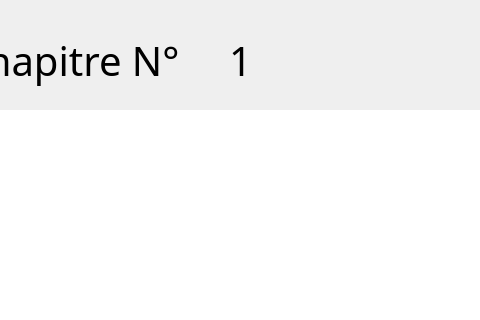
Above: Chapitre.ui from 2132555-guyollotclement/clementguyollot_francispayan_projet before the change; both pictures show x 425 to 905 and y 0 to 320 of the 1055 by 827 pixel window. Below: the same form after it.
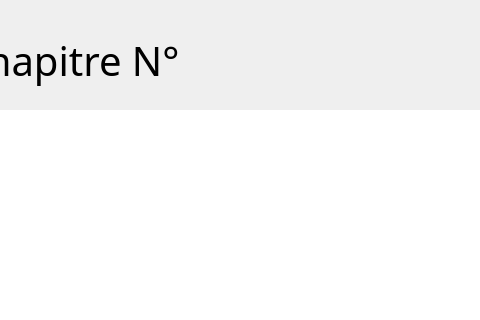
That is the form after the change.

What changed in the file:
```diff
--- a/Chapitre.ui
+++ b/Chapitre.ui
@@ -80,7 +80,7 @@
     </font>
    </property>
    <property name="text">
-    <string>1</string>
+    <string/>
    </property>
    <property name="textFormat">
     <enum>Qt::AutoText</enum>
```
Left out of the diff: 3 changed lines with no effect on the pictures.
